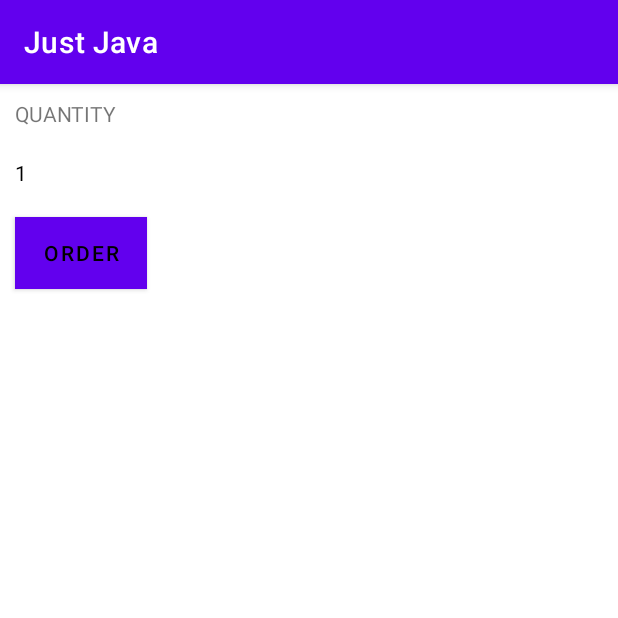
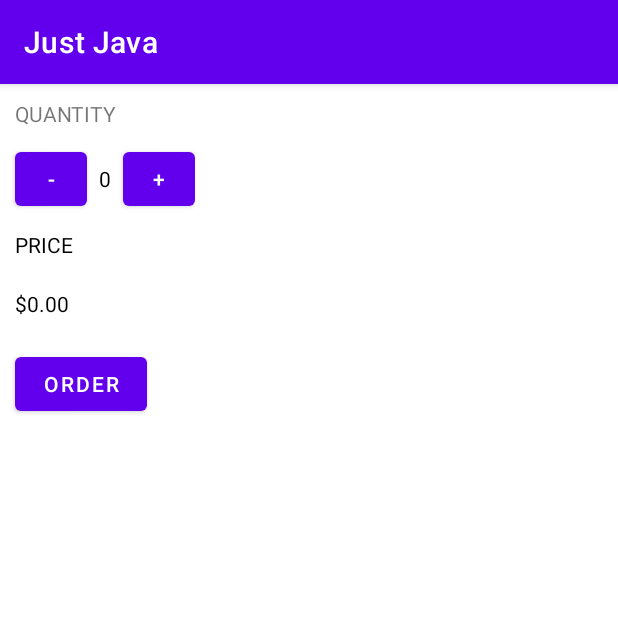
Before and after one commit to Better-By-01/Android-Udacity, an Android app: the screen it shows after launch (MainActivity), after a tap on "ORDER", on a phone screen of 412 x 824 dp, the top half of it. Run offline under Robolectric (Android 15) with nearby library versions, the phone set to English and light mode, and no system bars.

Commit message:
JustJava completed

```diff
--- a/JustJava/app/src/main/java/com/example/justjava/MainActivity.java
+++ b/JustJava/app/src/main/java/com/example/justjava/MainActivity.java
@@ -8,9 +8,12 @@ import android.widget.TextView;
 
 import androidx.appcompat.app.AppCompatActivity;
 
+import java.text.NumberFormat;
+
 /**This app displays an order form to order coffee.
  */
 public class MainActivity extends AppCompatActivity {
+    int quantity = 0;
 
     @Override
     protected void onCreate(Bundle savedInstanceState) {
@@ -18,11 +21,31 @@ public class MainActivity extends AppCompatActivity {
         setContentView(R.layout.activity_main);
     }
 
+    public void decrement(View view)    {
+        if (quantity>0) quantity--;
+        display(quantity);
+    }
+
+    public void increment(View view)    {
+        if(quantity>=0) quantity++;
+        display(quantity);
+    }
     /**
      * This method is called when the order button is clicked.
      */
     public void submitOrder(View view) {
-        display(1);
+        if (quantity>0) {
+            int price = quantity*5;
+            String priceMessage = "Total: $" + price + "\nThank You !!!";
+            displayMessage(priceMessage);
+        }
+        else
+            displayPrice(quantity);
+    }
+
+    private void displayMessage(String message) {
+        TextView priceTextView = (TextView) findViewById(R.id.price_text_view);
+        priceTextView.setText(message);
     }
 
     /**
@@ -32,4 +55,12 @@ public class MainActivity extends AppCompatActivity {
         TextView quantityTextView = (TextView) findViewById(R.id.quantity_text_view);
         quantityTextView.setText("" + number);
     }
+
+    /**
+     * This method displays the given price on the screen.
+     */
+    private void displayPrice(int number) {
+        TextView priceTextView = (TextView) findViewById(R.id.price_text_view);
+        priceTextView.setText(NumberFormat.getCurrencyInstance().format(number));
+    }
 }
--- a/JustJava/app/src/main/res/layout/activity_main.xml
+++ b/JustJava/app/src/main/res/layout/activity_main.xml
@@ -1,6 +1,5 @@
 <?xml version="1.0" encoding="utf-8"?>
-<LinearLayout
-    xmlns:android="http://schemas.android.com/apk/res/android"
+<LinearLayout xmlns:android="http://schemas.android.com/apk/res/android"
     xmlns:tools="http://schemas.android.com/tools"
     android:layout_width="match_parent"
     android:layout_height="match_parent"
@@ -12,25 +11,59 @@
         android:layout_height="wrap_content"
         android:layout_margin="10dp"
         android:text="quantity"
-        android:textAllCaps="true"/>
+        android:textAllCaps="true" />
+
+    <LinearLayout
+        android:layout_width="wrap_content"
+        android:layout_height="wrap_content"
+        android:orientation="horizontal">
+
+        <Button
+            android:layout_width="48dp"
+            android:layout_height="48dp"
+            android:layout_marginLeft="10dp"
+            android:onClick="decrement"
+            android:text="-" />
+
+        <TextView
+            android:id="@+id/quantity_text_view"
+            android:layout_width="wrap_content"
+            android:layout_height="wrap_content"
+            android:layout_marginLeft="8dp"
+            android:layout_marginRight="8dp"
+            android:text="0"
+            android:textColor="@android:color/black" />
+
+        <Button
+            android:layout_width="48dp"
+            android:layout_height="48dp"
+            android:onClick="increment"
+            android:text="+" />
+    </LinearLayout>
 
     <TextView
-        android:id="@+id/quantity_text_view"
         android:layout_width="wrap_content"
         android:layout_height="wrap_content"
         android:layout_margin="10dp"
-        android:text="0"
-        android:textColor="@android:color/black"/>
+        android:text="price"
+        android:textAllCaps="true"
+        android:textColor="@android:color/black" />
+
+    <TextView
+        android:id="@+id/price_text_view"
+        android:layout_width="wrap_content"
+        android:layout_height="wrap_content"
+        android:layout_margin="10dp"
+        android:text="$0.00"
+        android:textColor="@android:color/black" />
 
     <Button
         android:id="@+id/order_button"
         android:layout_width="wrap_content"
         android:layout_height="wrap_content"
         android:layout_margin="10dp"
-        android:background="#BFBEBE"
+        android:onClick="submitOrder"
         android:text="order"
-        android:textAllCaps="true"
-        android:textColor="@android:color/black"
-        android:onClick="submitOrder"/>
+        android:textAllCaps="true" />
 
 </LinearLayout>
```
